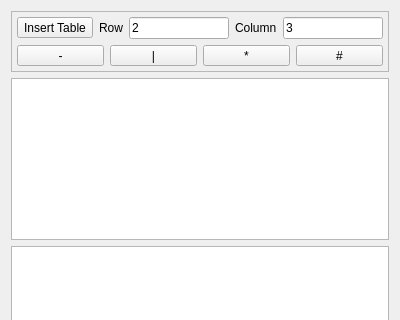
Before: the Qt Designer form src/dlgMemos.ui in ic005k/Knot-Legacy, drawn with Qt 5; both pictures show x 0 to 400 and y 0 to 320 of the 400 by 476 pixel window.
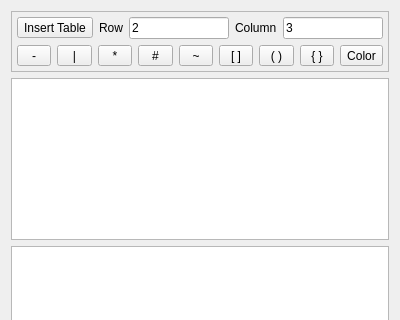
After: the same form once the commit is applied. Icons and pictures are not drawn.

Commit message: Optimized memo

```diff
--- a/src/dlgMemos.ui
+++ b/src/dlgMemos.ui
@@ -140,6 +140,71 @@
           </property>
          </widget>
         </item>
+        <item>
+         <widget class="QToolButton" name="btnS1">
+          <property name="sizePolicy">
+           <sizepolicy hsizetype="Preferred" vsizetype="Fixed">
+            <horstretch>0</horstretch>
+            <verstretch>0</verstretch>
+           </sizepolicy>
+          </property>
+          <property name="text">
+           <string>~</string>
+          </property>
+         </widget>
+        </item>
+        <item>
+         <widget class="QToolButton" name="btnS2">
+          <property name="sizePolicy">
+           <sizepolicy hsizetype="Preferred" vsizetype="Fixed">
+            <horstretch>0</horstretch>
+            <verstretch>0</verstretch>
+           </sizepolicy>
+          </property>
+          <property name="text">
+           <string>[ ]</string>
+          </property>
+         </widget>
+        </item>
+        <item>
+         <widget class="QToolButton" name="btnS3">
+          <property name="sizePolicy">
+           <sizepolicy hsizetype="Preferred" vsizetype="Fixed">
+            <horstretch>0</horstretch>
+            <verstretch>0</verstretch>
+           </sizepolicy>
+          </property>
+          <property name="text">
+           <string>( )</string>
+          </property>
+         </widget>
+        </item>
+        <item>
+         <widget class="QToolButton" name="btnS4">
+          <property name="sizePolicy">
+           <sizepolicy hsizetype="Preferred" vsizetype="Fixed">
+            <horstretch>0</horstretch>
+            <verstretch>0</verstretch>
+           </sizepolicy>
+          </property>
+          <property name="text">
+           <string>{ }</string>
+          </property>
+         </widget>
+        </item>
+        <item>
+         <widget class="QToolButton" name="btnColor">
+          <property name="sizePolicy">
+           <sizepolicy hsizetype="Preferred" vsizetype="Fixed">
+            <horstretch>0</horstretch>
+            <verstretch>0</verstretch>
+           </sizepolicy>
+          </property>
+          <property name="text">
+           <string>Color</string>
+          </property>
+         </widget>
+        </item>
        </layout>
       </item>
      </layout>
```
The commit also changes 2 other files.
